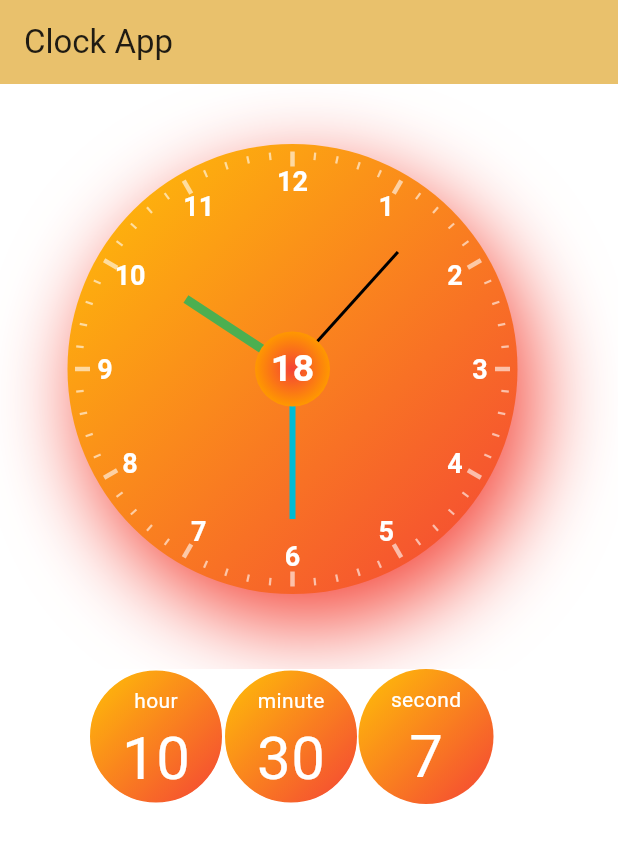
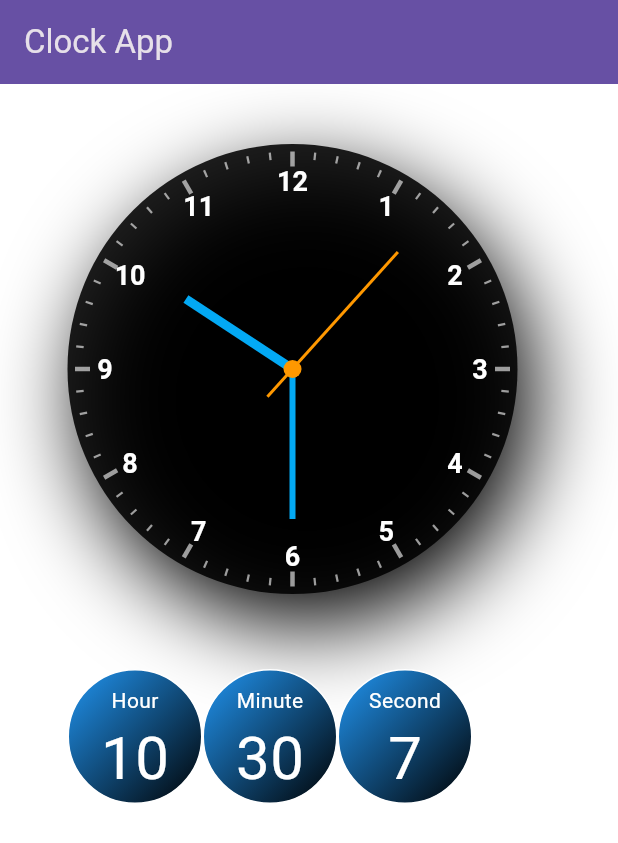
Before and after one commit to RAWAN3830/demo, a Flutter app: the screen it shows after launch, on a phone screen of 412 x 824 dp. Shown: the top 843 px of the screen. Run offline on Flutter 3.47's test engine with Material 3 defaults, Android fonts, the phone set to English and light mode, and no system bars.

Commit message:
feat:change theme

```diff
--- /dev/null
+++ b/lib/common_widget.dart
@@ -0,0 +1,40 @@
+import 'package:flutter/cupertino.dart';
+import 'package:flutter/material.dart';
+
+class commonWidgets extends StatelessWidget {
+  final String title;
+  final String time;
+  const commonWidgets({super.key, required this.title, required this.time});
+
+  @override
+  Widget build(BuildContext context) {
+    return   Container(
+        height: 90,
+        width: 90,
+        decoration: BoxDecoration(
+          borderRadius: BorderRadius.circular(50),
+          border: Border.all(color: Colors.white),
+          gradient: LinearGradient(
+              colors: [Colors.blue, Colors.black],
+              begin: Alignment.topLeft,
+              end: Alignment.bottomRight),
+        ),
+        child: Column(
+          children: [
+            Padding(
+              padding: const EdgeInsets.only(top: 10.0),
+              child: Text(
+                title,
+                style: TextStyle(color: Colors.white),
+              ),
+            ),
+            Text(
+              time,
+              // DateTime.now().hour.toString(),
+              style: TextStyle(
+                  fontSize: 40, color: Colors.white),
+            ),
+          ],
+        ));
+  }
+}
--- a/lib/main.dart
+++ b/lib/main.dart
@@ -1,13 +1,13 @@
-import 'dart:ffi';
 import 'dart:math';
+import 'package:clock_app/common_widget.dart';
 import 'package:clock_app/dial.dart';
 import 'package:flutter/material.dart';
-import 'dial.dart';
 import 'dart:async';
 
 void main() {
   runApp(const MyApp());
 }
+
 class MyApp extends StatelessWidget {
   const MyApp({super.key});
 
@@ -16,10 +16,9 @@ class MyApp extends StatelessWidget {
     return MaterialApp(
       debugShowCheckedModeBanner: false,
       title: 'Flutter Demo',
-      theme: ThemeData(
-        colorScheme: ColorScheme.fromSeed(seedColor: Colors.amber),
+      theme: ThemeData.dark(
+        // colorScheme: ColorScheme.fromSeed(seedColor: Colors.amber),
         useMaterial3: true,
-
       ),
       home: const MyHomePage(title: 'Clock App'),
     );
@@ -34,68 +33,63 @@ class MyHomePage extends StatefulWidget {
   @override
   State<MyHomePage> createState() => _MyHomePageState();
 }
+
 int a = 0;
+
 class _MyHomePageState extends State<MyHomePage> {
-
   double second = 0;
   double minute = 0;
-  double hour = 120 *(DateTime.now().hour-1) + 720;
+  double hour = 120 * (DateTime.now().hour - 1) + 720;
   int v1 = 0;
   int v2 = 0;
   int v3 = 0;
   int n = 0;
   int m = 0;
-  List number = [1,2,3,4,5,6,7,8,9,10,11,12];
+  List number = [1, 2, 3, 4, 5, 6, 7, 8, 9, 10, 11, 12];
 
-
-  void second_cato()
-  {
-    Future.delayed(Duration(seconds: 1),(){
+  void second_cato() {
+    Future.delayed(Duration(seconds: 1), () {
       var secondVar = int.parse(DateTime.now().second.toString());
       setState(() {
-        var second = ((24*secondVar)+1080);
+        var second = ((24 * secondVar) + 1080);
       });
       second_cato();
     });
   }
 
   @override
-  void initState()
-  {
+  void initState() {
     //TODO: implement initState
     startcount();
     super.initState();
   }
 
-  startcount()
-  {
+  startcount() {
     setState(() {
-      Future.delayed(Duration(seconds: 1),() {
+      Future.delayed(Duration(seconds: 1), () {
         v1 = int.parse(DateTime.now().second.toString());
         v2 = int.parse(DateTime.now().minute.toString());
         v3 = int.parse(DateTime.now().hour.toString());
-        print("${DateTime.now().hour} : ${DateTime.now().minute} : ${DateTime.now().second}");
+        print(
+            "${DateTime.now().hour} : ${DateTime.now().minute} : ${DateTime.now().second}");
 
-        second = ((24 * v1)+1080);
-        minute=(540+(v2*12));
-        hour=((48*v3)+450);
+        second = ((24 * v1) + 1080);
+        minute = (540 + (v2 * 12));
+        hour = ((48 * v3) + 450);
         startcount();
       });
     });
   }
 
   Widget build(BuildContext context) {
-
     return Scaffold(
         backgroundColor: Colors.white,
         appBar: AppBar(
-
           backgroundColor: Theme.of(context).colorScheme.inversePrimary,
-
           title: Text(widget.title),
         ),
         body: Padding(
-          padding: const EdgeInsets.only(left: 45.0,top: 40),
+          padding: const EdgeInsets.only(left: 45.0, top: 40),
           //  child: Center(
 
           child: Column(
@@ -103,52 +97,79 @@ class _MyHomePageState extends State<MyHomePage> {
               Container(
                 height: 300,
                 width: 300,
-                    decoration:BoxDecoration(color: Colors.orange,
-                        gradient: LinearGradient(colors: [Colors.amber,Colors.red],begin: Alignment.topLeft,end: Alignment.bottomRight),
-                        shape:BoxShape.circle,
-                        boxShadow:[BoxShadow(color: Colors.red,offset:Offset(10,20),blurRadius: 50)],
-                        border: Border.all(color: Colors.transparent,width: 5)),
-
+                decoration: BoxDecoration(
+                  color: Colors.black87,
+                    // color: Colors.orange,
+                    // gradient: LinearGradient(
+                    //     colors: [Colors.amber, Colors.red],
+                    //     begin: Alignment.topLeft,
+                    //     end: Alignment.bottomRight),
+                    shape: BoxShape.circle,
+                    boxShadow: [
+                      BoxShadow(
+                          color: Colors.black,
+                          offset: Offset(10, 20),
+                          blurRadius: 50)
+                    ],
+                    border: Border.all(color: Colors.transparent, width: 5)),
                 child: Center(
                   child: Stack(
-                        children:<Widget> [
-
+                    children: <Widget>[
                       Align(
                           alignment: Alignment.center,
-                              child: Transform.rotate(angle:second *pi/720,
+                          child: Transform.rotate(
+                            angle: second * pi / 720,
                             child: Divider(
-                                  color: Colors.black,
+                              color: Colors.orange,
                               thickness: 2,
-                                  indent: 140,
+                              indent: 120,
                               endIndent: 40,
                             ),
-                              )//second
+                          ) //second
                           ),
                       Align(
                         alignment: Alignment.center,
-                            child: Transform.rotate(angle: minute*pi/360,
-                            child: Divider(color: Colors.cyan,thickness: 4,indent: 140,endIndent: 45,),),
+                        child: Transform.rotate(
+                          angle: minute * pi / 360,
+                          child: Divider(
+                            color: Colors.lightBlue,
+                            thickness: 4,
+                            indent: 140,
+                            endIndent: 45,
+                          ),
+                        ),
                       ),
                       Align(
                         alignment: Alignment.center,
-                            child: Transform.rotate(angle:hour*pi/292,
-                            child: Divider(color: Colors.green,thickness: 6,indent: 140,endIndent: 60,),),
+                        child: Transform.rotate(
+                          angle: hour * pi / 292,
+                          child: Divider(
+                            color: Colors.lightBlue,
+                            thickness: 6,
+                            indent: 140,
+                            endIndent: 60,
+                          ),
+                        ),
                       ),
                       Center(
                         child: Container(
-                              height: 50,
-                              width: 50,
-                              decoration: BoxDecoration(color: Colors.red,
+                          height: 12,
+                          width: 12,
+                          decoration: BoxDecoration(
+                            color: Colors.orange,
                             shape: BoxShape.circle,
-                                gradient: RadialGradient(colors:[Colors.red,Colors.orange]),),
-                              child:Center(child: Text(DateTime.now().day.toString(), style: TextStyle(fontSize: 25,color: Colors.white,fontWeight: FontWeight.bold),)),
+                          ),
+
                         ),
                       ),
                       Container(
                         width: double.infinity,
                         height: double.infinity,
                         padding: const EdgeInsets.all(0.0),
-                            child: CustomPaint(painter: new ClockDialPainter(clockText : ClockText.roman),),
+                        child: CustomPaint(
+                          painter:
+                              new ClockDialPainter(clockText: ClockText.roman),
+                        ),
                       ),
                     ],
                   ),
@@ -160,49 +181,16 @@ class _MyHomePageState extends State<MyHomePage> {
                 child: Container(
                     height: 90,
                     width: 300,
-                      decoration: BoxDecoration(color: Colors.white,borderRadius:BorderRadius.circular(15)),
-                    child: Padding(
-                      padding: const EdgeInsets.only(left: 14.0),
                     child: Row(
                       children: [
-                          Container(
-                              height: 90,
-                              width: 90,
-                              decoration: BoxDecoration(color: Colors.pinkAccent,borderRadius:BorderRadius.circular(50),border: Border.all(color:Colors.white),
-                                gradient: LinearGradient(colors: [Colors.amber,Colors.red],begin: Alignment.topLeft,end: Alignment.bottomRight),),
-                              child: Column(children: [Padding(
-                                padding: const EdgeInsets.only(top: 10.0),
-                                child: Text("hour",style:TextStyle(color: Colors.white),),),
-                                Text(DateTime.now().hour.toString(), style: TextStyle(fontSize: 40,color: Colors.white),),],)
-                          ),
-
-                          Container(
-                            height: 90,
-                            width: 90,
-                            decoration: BoxDecoration(color: Colors.pinkAccent,borderRadius:BorderRadius.circular(50),border: Border.all(color:Colors.white),
-                              gradient: LinearGradient(colors: [Colors.amber,Colors.red],begin: Alignment.topLeft,end: Alignment.bottomRight),),
-                            child: Column(children: [Padding(
-                              padding: const EdgeInsets.only(top: 10.0),
-                              child: Text("minute",style:TextStyle(color: Colors.white),),),
-                              Text(DateTime.now().minute.toString(), style: TextStyle(fontSize: 40,color: Colors.white),),],)
-                          ),
-
-                          Container(
-                            height: 90,
-                            width: 90,
-                            decoration: BoxDecoration(color: Colors.amber,borderRadius:BorderRadius.circular(50),
-                              gradient: LinearGradient(colors: [Colors.amber,Colors.red],begin: Alignment.topLeft,end: Alignment.bottomRight),),
-                             child: Column(children: [Padding(
-                               padding: const EdgeInsets.only(top: 10.0),
-                               child: Text("second",style:TextStyle(color: Colors.white),),),
-                                      Text(DateTime.now().second.toString(), style: TextStyle(fontSize: 40,color: Colors.white),),],), ),
+                        commonWidgets(title:"Hour", time: DateTime.now().hour.toString() ),
+                        commonWidgets(title:"Minute", time: DateTime.now().minute.toString() ),
+                        commonWidgets(title:"Second", time: DateTime.now().second.toString() ),
                       ],
-                      ),
                     )),
               ),
             ],
           ),
-        )
-    );
+        ));
   }
 }
```
Also changed, not shown: lib/stopwatch.dart (+130 -130 lines). Lines whose indentation alone changed are shown as unchanged.
